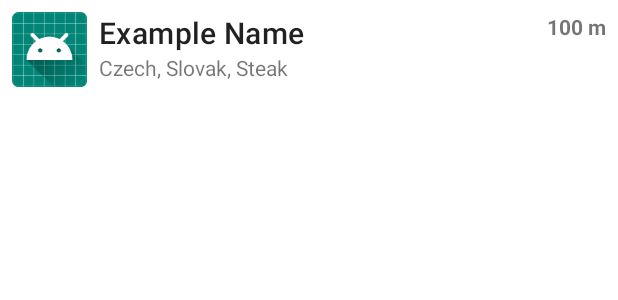
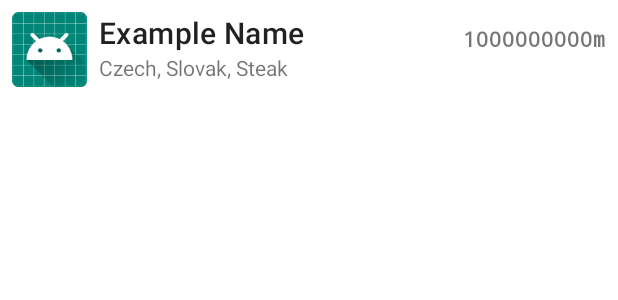
Before and after one commit to Kayeeec/NoFuzzMenu, an Android app: the layout item_restaurant.xml on its own in the app's theme, with its tools: preview values and no code run, on a phone screen of 412 x 824 dp. Shown: the top 300 px of the screen. Run offline under Robolectric (Android 15) with nearby library versions, the phone set to English and light mode, and no system bars.

Commit message:
Localized distance. Restaurant List sorted by distance.

```diff
--- a/app/src/main/java/cz/muni/fi/nofuzzmenu/adapters/RestaurantsAdapter.kt
+++ b/app/src/main/java/cz/muni/fi/nofuzzmenu/adapters/RestaurantsAdapter.kt
@@ -14,7 +14,7 @@ import cz.muni.fi.nofuzzmenu.dto.view.RestaurantInfoDto
 class RestaurantsAdapter(private var restaurants: List<RestaurantInfoDto>) : RecyclerView.Adapter<RestaurantsAdapter.ViewHolder>() {
 
     fun refresh(restaurants: List<RestaurantInfoDto>) {
-        this.restaurants = restaurants
+        this.restaurants = restaurants.sortedBy { it.distance }
         notifyDataSetChanged()
     }
 
@@ -67,7 +67,7 @@ class RestaurantsAdapter(private var restaurants: List<RestaurantInfoDto>) : Rec
             //    .into(avatar)
             name.text = restaurant.name
             Log.d("rest list adapter", distance.toString())
-            distance.text = restaurant.distance
+            distance.text = restaurant.distanceString
             cuisines.text = restaurant.cuisines
         }
     }
--- a/app/src/main/java/cz/muni/fi/nofuzzmenu/fragment/RestaurantDetailFragment.kt
+++ b/app/src/main/java/cz/muni/fi/nofuzzmenu/fragment/RestaurantDetailFragment.kt
@@ -84,7 +84,7 @@ class RestaurantDetailFragment : Fragment() {
         address?.text = restaurant?.address
 
         val distance = view?.findViewById<TextView>(R.id.detail_distance)
-        distance?.text = restaurant?.distance
+        distance?.text = restaurant?.distanceString
 
 //        nav, web, menuweb btn todo
         val webBtn = view?.findViewById<MaterialButton>(R.id.web_btn)
--- a/app/src/main/java/cz/muni/fi/nofuzzmenu/service/RestaurantFetchService.kt
+++ b/app/src/main/java/cz/muni/fi/nofuzzmenu/service/RestaurantFetchService.kt
@@ -64,7 +64,7 @@ class RestaurantFetchService(private val start: Int, private val count: Int, val
         for (restaurant in response.restaurants) {
             val r = restaurant.restaurant
             val endLocation = getLocation(r.location.latitude, r.location.longitude)
-            val distance = "" + startLocation.distanceTo(endLocation).toInt() + " m"
+            val distance = startLocation.distanceTo(endLocation)
             zomatoRestaurants.add(RestaurantInfoDto(r.name, r.location.address, r.cuisines, distance))
             adapter.refresh(zomatoRestaurants)
         }
--- a/app/src/main/res/layout/item_restaurant.xml
+++ b/app/src/main/res/layout/item_restaurant.xml
@@ -36,12 +36,12 @@
 
             <TextView
                 android:id="@+id/distance"
-                android:layout_width="0dp"
-                android:layout_height="wrap_content"
-                android:layout_weight="1"
-                android:textAlignment="textEnd"
+                android:layout_width="wrap_content"
+                android:layout_height="match_parent"
+                android:gravity="bottom|end"
                 android:textStyle="bold"
-                tools:text="100 m" /> <!--TODO: style as bigger text, but faded-->
+                android:typeface="monospace"
+                tools:text="1000000000m" /> <!--TODO: style as bigger text, but faded-->
 
         </LinearLayout>
 
```
Also changed, not shown: app/src/main/java/cz/muni/fi/nofuzzmenu/dto/view/RestaurantInfoDto.kt (+21 -2 lines).
